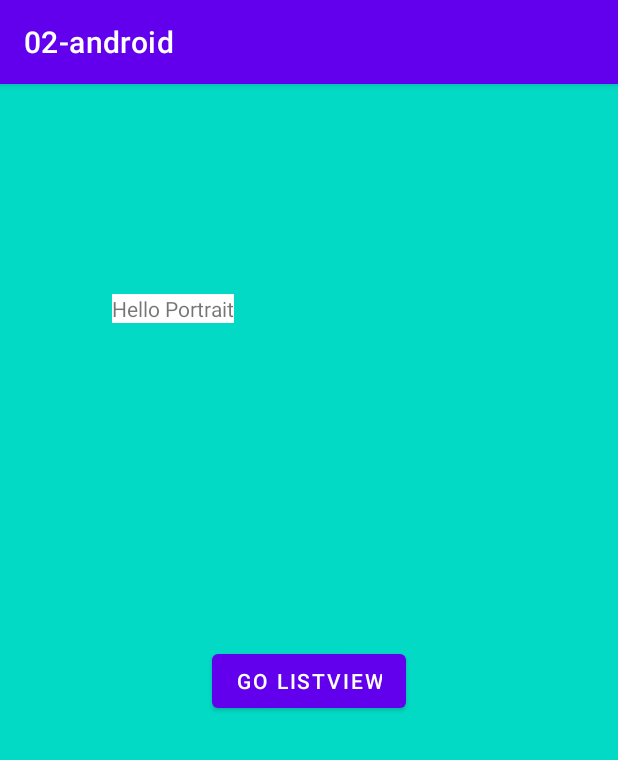
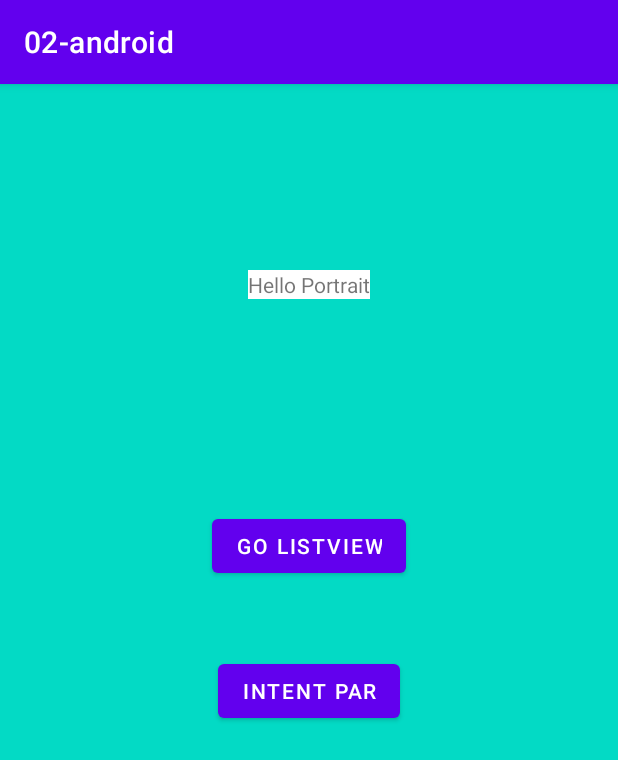
Before and after one commit to 2020-B-Aplicaciones-Moviles-Computacion/AMC-charco-cuenca-alex-vladimir, an Android app: the screen it shows after launch (MainActivity), on a phone screen of 412 x 824 dp. Shown: the top 760 px of the screen. Run offline under Robolectric (Android 15) with nearby library versions, the phone set to English and light mode, and no system bars.

Commit message:
Android Studio - Clase dic-08 - Intents

```diff
--- a/02-android/app/src/main/res/layout/activity_main.xml
+++ b/02-android/app/src/main/res/layout/activity_main.xml
@@ -11,11 +11,10 @@
         android:id="@+id/textView11"
         android:layout_width="wrap_content"
         android:layout_height="wrap_content"
-        android:layout_marginTop="140dp"
+        android:layout_marginTop="124dp"
         android:background="@color/white"
         android:text="@string/sms"
         app:layout_constraintEnd_toEndOf="parent"
-        app:layout_constraintHorizontal_bias="0.225"
         app:layout_constraintStart_toStartOf="parent"
         app:layout_constraintTop_toTopOf="parent" />
 
@@ -40,6 +39,17 @@
         app:layout_constraintEnd_toEndOf="parent"
         app:layout_constraintStart_toStartOf="parent"
         app:layout_constraintTop_toBottomOf="@+id/button_ir_ciclo_vida"
-        app:layout_constraintVertical_bias="0.251" />
+        app:layout_constraintVertical_bias="0.082" />
+
+    <Button
+        android:id="@+id/btn_ir_intent_explicito_parametros"
+        android:layout_width="wrap_content"
+        android:layout_height="wrap_content"
+        android:text="Intent Par"
+        app:layout_constraintBottom_toBottomOf="parent"
+        app:layout_constraintEnd_toEndOf="parent"
+        app:layout_constraintStart_toStartOf="parent"
+        app:layout_constraintTop_toBottomOf="@+id/btn_ir_list_view"
+        app:layout_constraintVertical_bias="0.125" />
 
 </androidx.constraintlayout.widget.ConstraintLayout>
```
Also changed, not shown: 02-android/app/src/main/AndroidManifest.xml (+10 -1 lines), 02-android/app/src/main/java/com/example/a02_android/CIntentExplicitParameters.kt (added, +12 -0 lines), 02-android/app/src/main/java/com/example/a02_android/CPutExtra.kt (added, +15 -0 lines), 02-android/app/src/main/java/com/example/a02_android/MainActivity.kt (+38 -8 lines), 02-android/app/src/main/res/layout/activity_c_intent_explicit_parameters.xml (added, +9 -0 lines).
